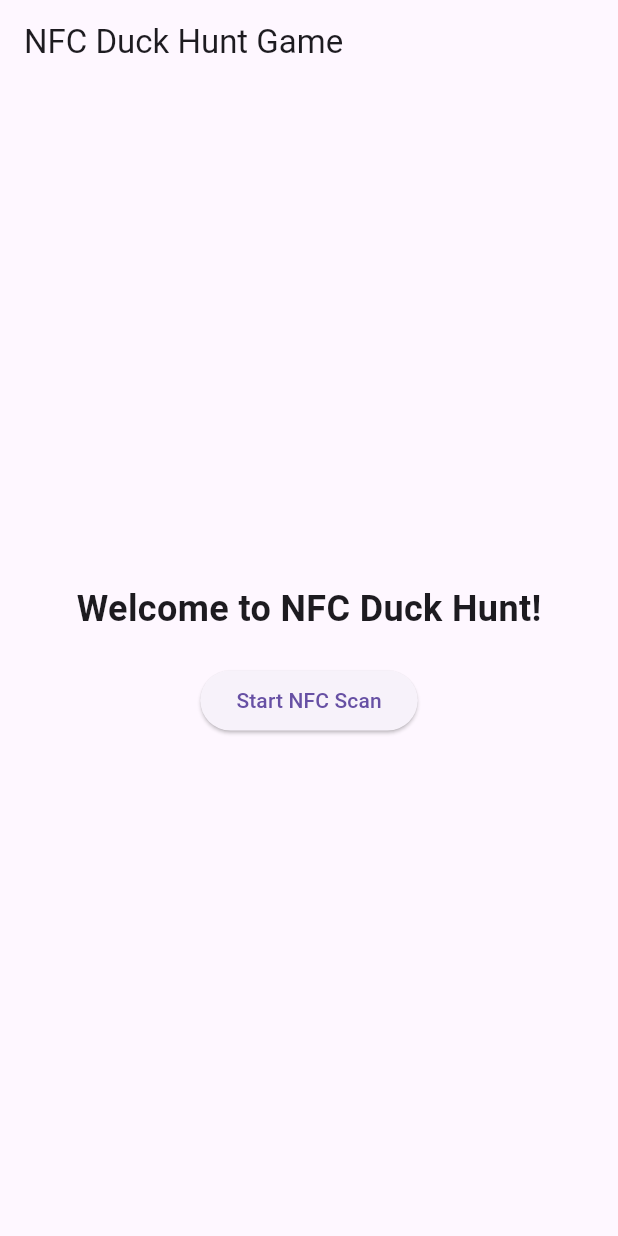
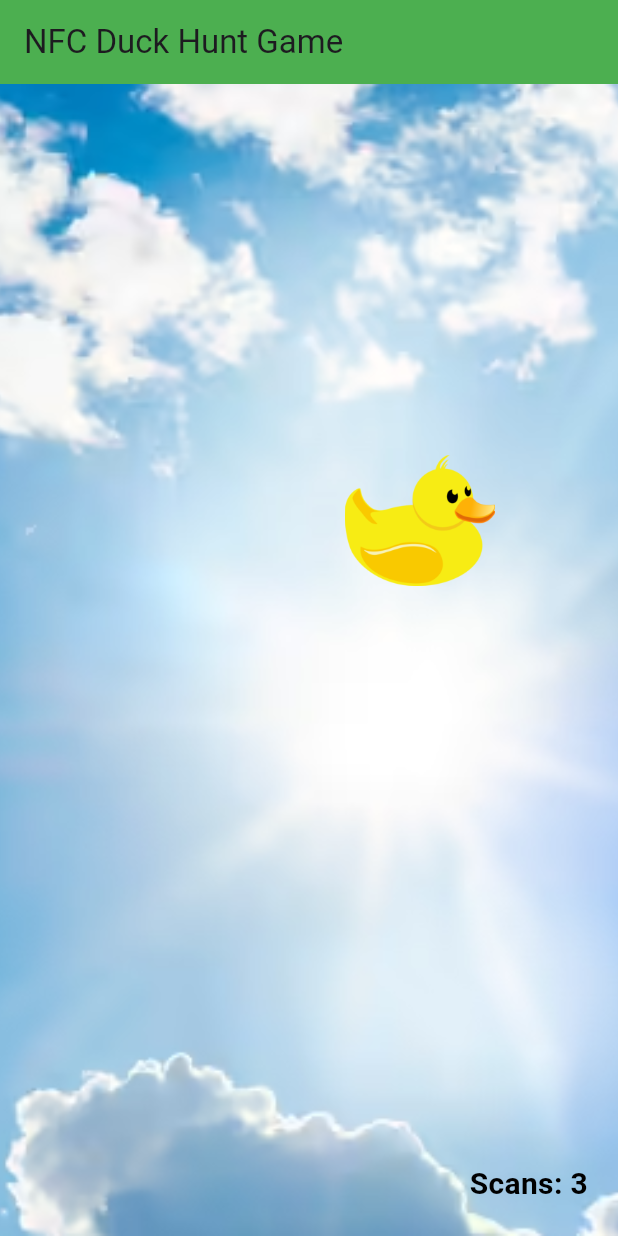
Before and after one commit to SamuilDimov/NFC-Duck-Game, a Flutter app: the screen it shows after launch, on a phone screen of 412 x 824 dp. Run offline on Flutter 3.47's test engine with Material 3 defaults, Android fonts, the light colour scheme and no system bars; missing offline and left inert: nfc_manager.

Commit message:
Added basic UI and functionality
I have added a duck to test it, now based on every press, one ammo is shot, next steps are to add sounds for the duck getting shot and such. I would also like to make it better

```diff
--- a/duck_hunt_game/lib/main.dart
+++ b/duck_hunt_game/lib/main.dart
@@ -23,22 +23,52 @@ class GameHomePage extends StatefulWidget {
   _GameHomePageState createState() => _GameHomePageState();
 }
 
-class _GameHomePageState extends State<GameHomePage> {
-  // Function to check NFC availability
-  Future<bool> checkNFC() async {
-    bool isNfcAvailable = await NfcManager.instance.isAvailable();
-    return isNfcAvailable;
+class _GameHomePageState extends State<GameHomePage> with SingleTickerProviderStateMixin {
+  int scanCount = 3; // Start with 3 scans
+  late AnimationController _controller;
+  late Animation<double> _animation;
+
+  @override
+  void initState() {
+    super.initState();
+    _controller = AnimationController(
+      duration: const Duration(seconds: 5),
+      vsync: this,
+    )..repeat(reverse: false);
+
+    _animation = Tween<double>(begin: -1.0, end: 2.0).animate(_controller);
+
+    handleNFC();
   }
 
-  // Function to start NFC session
-  void startNFCSession() {
-    NfcManager.instance.startSession(
-      onDiscovered: (NfcTag tag) async {
-        // Handle NFC tag discovery
-        print("NFC Tag discovered: $tag");
-        //
-      },
-    );
+  @override
+  void dispose() {
+    _controller.dispose();
+    super.dispose();
+  }
+
+  void handleNFC() async {
+    if (await NfcManager.instance.isAvailable()) {
+      NfcManager.instance.startSession(
+        onDiscovered: (NfcTag tag) async {
+          print("NFC Tag discovered: $tag");
+          setState(() {
+            scanCount++;
+          });
+        }
+      );
+    } else {
+      // Existing dialog for unavailable NFC
+    }
+  }
+
+  // Method to decrement scan count
+  void decrementScan() {
+    if (scanCount > 0) {
+      setState(() {
+        scanCount--;
+      });
+    }
   }
 
   @override
@@ -46,42 +76,44 @@ class _GameHomePageState extends State<GameHomePage> {
     return Scaffold(
       appBar: AppBar(
         title: Text('NFC Duck Hunt Game'),
+        backgroundColor: Colors.green,
       ),
-      body: Center(
-        child: Column(
-          mainAxisAlignment: MainAxisAlignment.center,
-          children: <Widget>[
-            Text(
-              'Welcome to NFC Duck Hunt!',
-              style: TextStyle(fontSize: 24, fontWeight: FontWeight.bold),
+      body: Stack(
+         children: [
+          // Background Image Container
+          Container(
+            decoration: BoxDecoration(
+              image: DecorationImage(
+                image: AssetImage('assets/sky.png'),
+                fit: BoxFit.cover,
+              ),
             ),
-            SizedBox(height: 20),
-            ElevatedButton(
-              onPressed: () async {
-                bool nfcAvailable = await checkNFC();
-                if (nfcAvailable) {
-                  startNFCSession();
-                } else {
-                  showDialog(
-                    context: context,
-                    builder: (context) => AlertDialog(
-                      title: Text('NFC Unavailable'),
-                      content: Text('NFC is not available or not enabled on this device.'),
-                      actions: <Widget>[
-                        TextButton(
-                          child: Text('OK'),
-                          onPressed: () => Navigator.of(context).pop(),
-                        ),
-                      ],
-                    ),
-                  );
-                }
-              },
-              child: Text('Start NFC Scan'),
+          ),
+          AnimatedBuilder(
+            animation: _animation,
+            builder: (context, child) {
+              return Positioned(
+                left: MediaQuery.of(context).size.width * _animation.value - 50,
+                top: MediaQuery.of(context).size.height * 0.3,
+                child: GestureDetector(
+                  onTap: decrementScan,
+                  child: child,
+                ),
+              );
+            },
+            child: Image.asset('assets/duck.png', width: 100),
+          ),
+
+          // Scans Text
+          Positioned(
+            right: 20,
+            bottom: 20,
+            child: Text(
+              'Scans: $scanCount',
+              style: TextStyle(fontSize: 20, fontWeight: FontWeight.bold, color: Colors.black),
             ),
-            // Additional game UI elements can be added here
-          ],
-        ),
+          ),
+        ],
       ),
     );
   }
```
Also changed, not shown: duck_hunt_game/pubspec.yaml (+5 -64 lines), duck_hunt_game/assets/duck.png (added), duck_hunt_game/assets/sky.png (added), duck_hunt_game/pubspec.lock.
